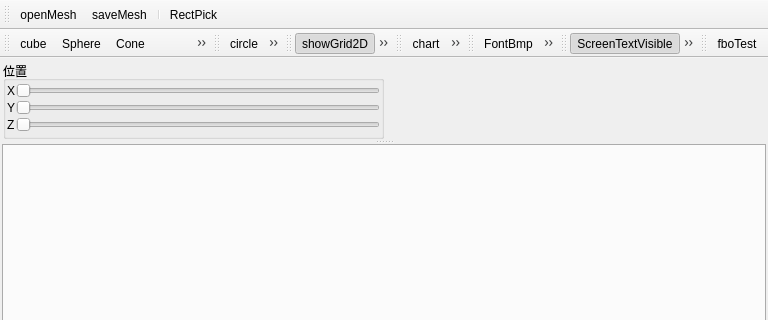
Above: source/main/ui/MainWindow.ui from LonelyPolarbear/EasyPlot before the change; both pictures show x 0 to 768 and y 0 to 320 of the 768 by 502 pixel window. Below: the same form after it.
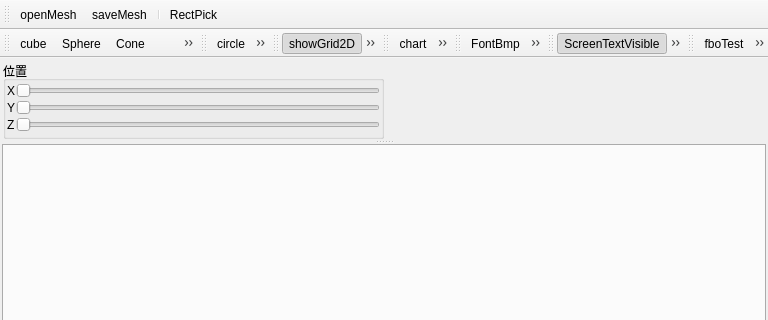
That is the form after the change. Icons and pictures are not drawn.

The edit to the form file:
```diff
--- a/source/main/ui/MainWindow.ui
+++ b/source/main/ui/MainWindow.ui
@@ -340,6 +340,7 @@
     <bool>false</bool>
    </attribute>
    <addaction name="ActfboTest"/>
+   <addaction name="ActComputeTest"/>
   </widget>
   <action name="ActCube">
    <property name="icon">
@@ -671,6 +672,15 @@
     <string>waveTriangle</string>
    </property>
   </action>
+  <action name="ActComputeTest">
+   <property name="icon">
+    <iconset resource="../qrc/easyPlotqrc.qrc">
+     <normaloff>:/icon/parallel_compute.svg</normaloff>:/icon/parallel_compute.svg</iconset>
+   </property>
+   <property name="text">
+    <string>compute</string>
+   </property>
+  </action>
  </widget>
  <resources>
   <include location="../qrc/easyPlotqrc.qrc"/>
```
